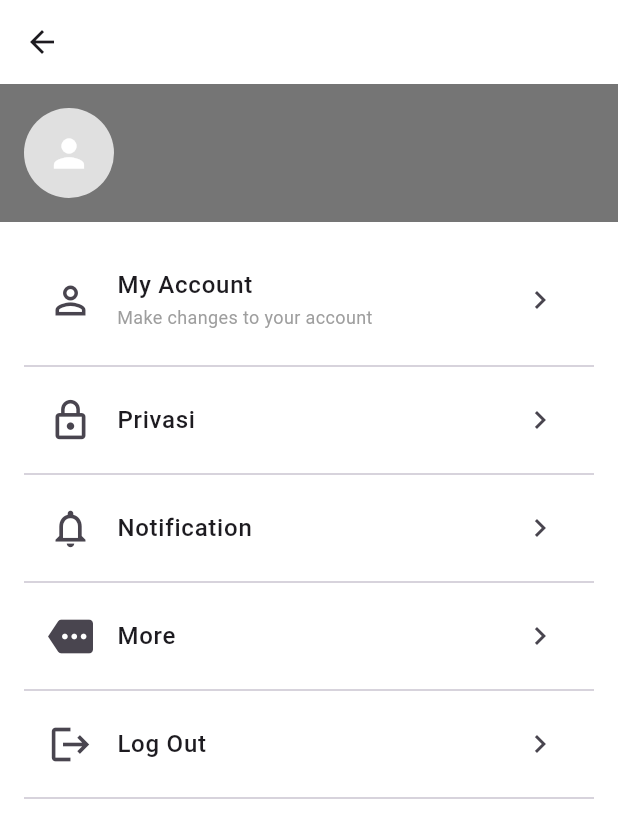
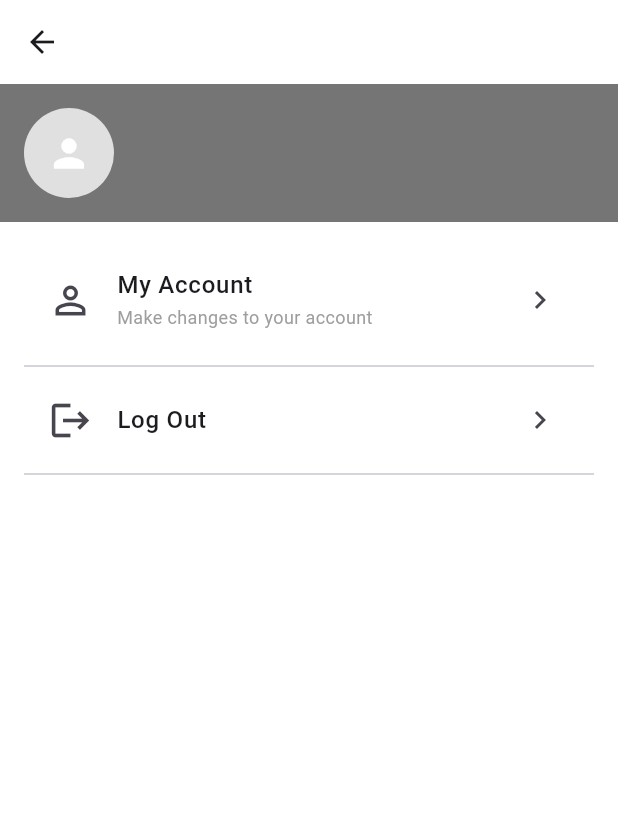
Before and after one commit to memcpypid/DhafsApp, a Flutter app: the DetailView screen opened directly with empty values, after a tap on the "arrow back" icon, after a tap on the "person" icon, on a phone screen of 412 x 824 dp. Shown: the top 838 px of the screen. Run offline on Flutter 3.47's test engine with Material 3 defaults, Android fonts, the phone set to English and light mode, and no system bars; our stand-ins replace audioplayers, cloud_firestore, connectivity_plus, file_picker, firebase_auth, firebase_core and 12 more; accounts and stored records are empty; network calls fail.

```diff
--- a/lib/app/modules/detail/views/detail_view.dart
+++ b/lib/app/modules/detail/views/detail_view.dart
@@ -123,8 +123,13 @@ class DetailView extends GetView<DetailController> {
                 ),
               ),
               const SizedBox(height: 50.0),
-              ElevatedButton(
-                onPressed: () {},
+              Visibility(
+                visible: controller.rolePembeli.value ==
+                    true, // Button is visible only when rolePembeli is false
+                child: ElevatedButton(
+                  onPressed: () {
+                    // Add your onPressed functionality here
+                  },
                   style: ElevatedButton.styleFrom(
                     backgroundColor: const Color(0xFF383838),
                     padding: const EdgeInsets.symmetric(vertical: 16.0),
@@ -133,24 +138,25 @@ class DetailView extends GetView<DetailController> {
                       fontWeight: FontWeight.bold,
                     ),
                   ),
-                child: const SizedBox(
+                  child: SizedBox(
                     width: 150,
                     child: Row(
                       mainAxisAlignment: MainAxisAlignment.center,
                       children: [
                         Text(
                           "Buy Now",
-                        style: TextStyle(
+                          style: const TextStyle(
                             color: Colors.white,
                           ),
                         ),
-                      SizedBox(width: 8.0),
-                      Icon(
+                        const SizedBox(width: 8.0),
+                        const Icon(
                           Icons.shopping_cart,
                           size: 20,
                           color: Colors.white,
                         ),
                       ],
+                    ),
                   ),
                 ),
               ),
--- a/lib/app/modules/home/views/home_view.dart
+++ b/lib/app/modules/home/views/home_view.dart
@@ -26,11 +26,10 @@ class HomeView extends GetView<HomeController> {
               borderRadius: BorderRadius.circular(8.0),
             ),
             child: Center(
-              child: Text(
-                "LOGO",
-                style: TextStyle(
-                  color: Colors.black,
-                ),
+              child: Image.asset(
+                'images/logo.jpg', // Path to your logo image
+                width: 200.0, // Adjust the width as needed
+                height: 200.0, // Adjust the height as needed
               ),
             ),
           ),
--- a/lib/app/modules/noConnection/views/noConnections_views.dart
+++ b/lib/app/modules/noConnection/views/noConnections_views.dart
@@ -49,7 +49,7 @@ class NoconnectionsViews extends StatelessWidget {
               const SizedBox(height: 30),
               ElevatedButton(
                 onPressed: () {
-                  // Tambahkan logika untuk menambahkan data offline di sini
+
                   showDialog(
                     context: context,
                     builder: (context) => AlertDialog(
@@ -65,7 +65,6 @@ class NoconnectionsViews extends StatelessWidget {
                         ElevatedButton(
                           onPressed: () {
                             _showAddItemDialogOffline(context);
-                            // Logika untuk menambahkan data offline
                           },
                           child: const Text('Yes'),
                         ),
--- a/lib/app/modules/profile/views/profile_view.dart
+++ b/lib/app/modules/profile/views/profile_view.dart
@@ -31,7 +31,7 @@ class ProfileView extends StatelessWidget {
             child: Row(
               children: [
                 GestureDetector(
-                  onTap: () => _changeProfilePicture(context),
+                  // onTap: () => _//changeProfilePicture(context),
                   child: Obx(() {
                     // Menampilkan gambar avatar yang diperbarui
                     if (controller.profileImagePath.isNotEmpty) {
@@ -88,27 +88,6 @@ class ProfileView extends StatelessWidget {
                     subtitle: "Make changes to your account",
                     onTap: () {
                       Get.to(EditProfileView());
-                    },
-                  ),
-                  _buildOption(
-                    icon: Icons.lock_outline,
-                    title: "Privasi",
-                    onTap: () {
-                      // Navigate to Privacy Page
-                    },
-                  ),
-                  _buildOption(
-                    icon: Icons.notifications_outlined,
-                    title: "Notification",
-                    onTap: () {
-                      // Navigate to Notification Page
-                    },
-                  ),
-                  _buildOption(
-                    icon: Icons.more,
-                    title: "More",
-                    onTap: () {
-                      _showMoreOptions(context);
                     },
                   ),
                   _buildOption(
```
Also changed, not shown: lib/app/modules/login/views/login_view.dart (+5 -7 lines), lib/app/modules/noConnection/controllers/noConnection_controller.dart (+4 -9 lines), lib/app/modules/register/views/register_view.dart (+5 -7 lines), 9 other files. Lines whose indentation alone changed are shown as unchanged.
